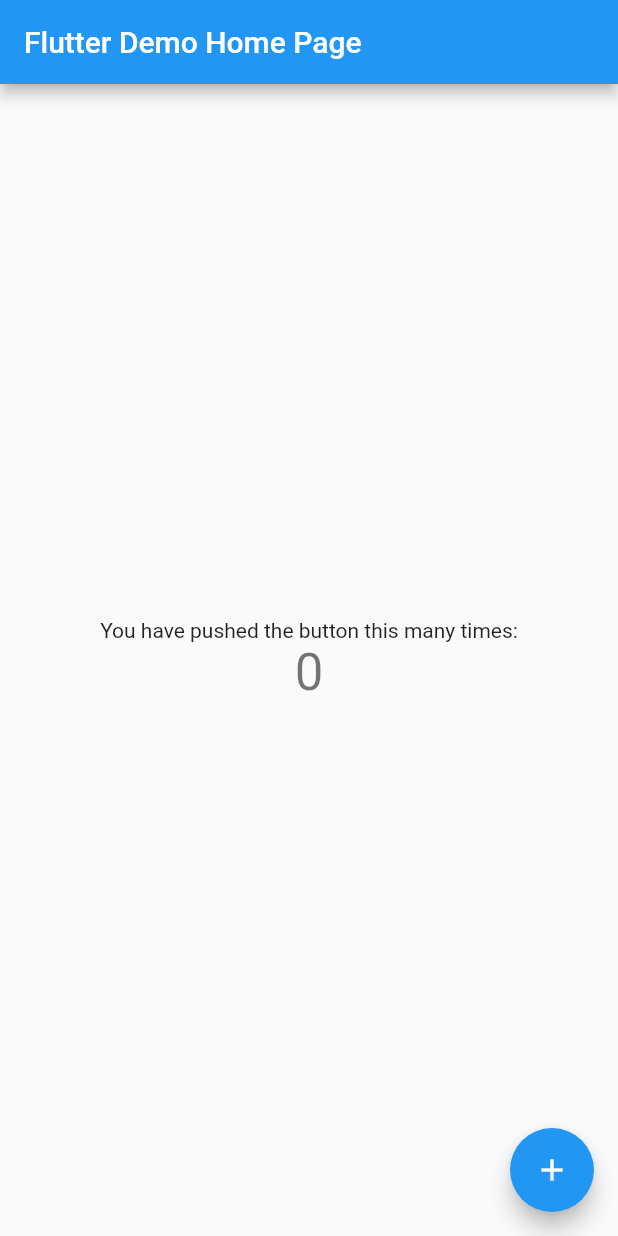
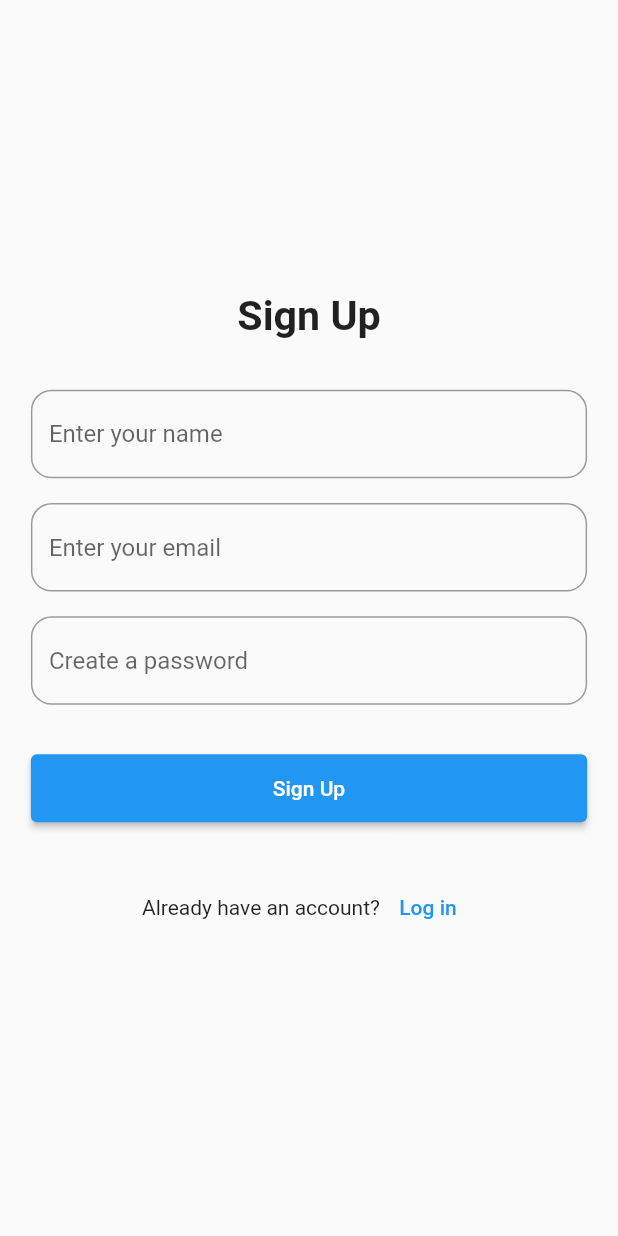
Before and after one commit to KevalTank/todo, a Flutter app: the screen it shows after launch, on a phone screen of 412 x 824 dp. Run offline on Flutter 3.47's test engine with Material 2 defaults, Android fonts, the phone set to English and light mode, and no system bars; our stand-ins replace firebase_auth, firebase_core, firebase_storage, shared_preferences, sizer; accounts and stored records are empty.

```diff
--- /dev/null
+++ b/lib/custom_widgets/custom_text_field.dart
@@ -0,0 +1,37 @@
+// ignore_for_file: must_be_immutable
+
+import 'package:flutter/material.dart';
+import 'package:sizer/sizer.dart';
+
+class CustomTextField extends StatelessWidget {
+  CustomTextField({
+    Key? key,
+    required this.controller,
+    this.hintText,
+    this.prefixIcon,
+    this.obscureText = false,
+    this.validator,
+  }) : super(key: key);
+
+  final String? hintText;
+  final Icon? prefixIcon;
+  final bool obscureText;
+  final TextEditingController controller;
+  String? Function(String?)? validator;
+
+  @override
+  Widget build(BuildContext context) {
+    return TextFormField(
+      obscureText: obscureText,
+      controller: controller,
+      validator: validator,
+      decoration: InputDecoration(
+        hintText: hintText,
+        prefixIcon: prefixIcon,
+        border: OutlineInputBorder(
+          borderRadius: BorderRadius.circular(10.sp),
+        ),
+      ),
+    );
+  }
+}
--- /dev/null
+++ b/lib/custom_widgets/validators.dart
@@ -0,0 +1,26 @@
+String? requiredValidator(String? value) {
+  if (value == null || value.isEmpty) {
+    return "Can't be empty";
+  }
+  return null;
+}
+
+String? validateEmail(String? value) {
+  if (value == null || value.isEmpty) {
+    return 'Please enter your email';
+  }
+  if (!RegExp(r'^[\w-.]+@([\w-]+\.)+[\w-]{2,4}$').hasMatch(value)) {
+    return 'Please enter a valid email';
+  }
+  return null;
+}
+
+String? validatePassword(String? value) {
+  if (value == null || value.isEmpty) {
+    return 'Please enter password';
+  }
+  if (value.length < 8) {
+    return 'Password must be at least 8 characters long';
+  }
+  return null;
+}
--- a/lib/main.dart
+++ b/lib/main.dart
@@ -1,67 +1,12 @@
 import 'package:flutter/material.dart';
+import 'package:todo/todo_app.dart';
+import 'package:firebase_core/firebase_core.dart';
+import 'firebase_options.dart';
 
-void main() {
-  runApp(const MyApp());
+void main() async {
+  WidgetsFlutterBinding.ensureInitialized();
+  await Firebase.initializeApp(
+    options: DefaultFirebaseOptions.currentPlatform,
+  );
+  runApp(const TodoApp());
 }
-
-class MyApp extends StatelessWidget {
-  const MyApp({super.key});
-
-  @override
-  Widget build(BuildContext context) {
-    return MaterialApp(
-      title: 'Flutter Demo',
-      theme: ThemeData(
-        primarySwatch: Colors.blue,
-      ),
-      home: const MyHomePage(title: 'Flutter Demo Home Page'),
-    );
-  }
-}
-
-class MyHomePage extends StatefulWidget {
-  const MyHomePage({super.key, required this.title});
-
-  final String title;
-
-  @override
-  State<MyHomePage> createState() => _MyHomePageState();
-}
-
-class _MyHomePageState extends State<MyHomePage> {
-  int _counter = 0;
-
-  void _incrementCounter() {
-    setState(() {
-      _counter++;
-    });
-  }
-
-  @override
-  Widget build(BuildContext context) {
-    return Scaffold(
-      appBar: AppBar(
-        title: Text(widget.title),
-      ),
-      body: Center(
-        child: Column(
-          mainAxisAlignment: MainAxisAlignment.center,
-          children: <Widget>[
-            const Text(
-              'You have pushed the button this many times:',
-            ),
-            Text(
-              '$_counter',
-              style: Theme.of(context).textTheme.headlineMedium,
-            ),
-          ],
-        ),
-      ),
-      floatingActionButton: FloatingActionButton(
-        onPressed: _incrementCounter,
-        tooltip: 'Increment',
-        child: const Icon(Icons.add),
-      ),
-    );
-  }
-}
--- /dev/null
+++ b/lib/models/user.dart
@@ -0,0 +1,55 @@
+import 'package:firebase_auth/firebase_auth.dart' as fa;
+
+class User {
+  const User({
+    this.id = '',
+    this.name = '',
+    this.email = '',
+    this.phoneNumber = '',
+    this.address = '',
+    this.aboutMe = '',
+  });
+
+  final String id;
+  final String name;
+  final String email;
+  final String phoneNumber;
+  final String address;
+  final String aboutMe;
+
+  static const empty = User(
+    name: '',
+    email: '',
+    phoneNumber: '',
+    address: '',
+    aboutMe: '',
+  );
+
+  User copyWith({
+    String? id,
+    String? name,
+    String? email,
+    String? phoneNumber,
+    String? address,
+    String? aboutMe,
+  }) {
+    return User(
+      name: name ?? this.name,
+      email: email ?? this.email,
+      phoneNumber: phoneNumber ?? this.phoneNumber,
+      address: address ?? this.address,
+      aboutMe: aboutMe ?? this.aboutMe,
+    );
+  }
+
+  factory User.fromFirebaseAuthUser({required fa.User authUser}) {
+    return empty.copyWith(
+      id: authUser.uid,
+      name: authUser.displayName ?? '',
+      email: authUser.email ?? '',
+      phoneNumber: authUser.phoneNumber ?? '',
+      address: '',
+      aboutMe: '',
+    );
+  }
+}
--- /dev/null
+++ b/lib/repository/auth_repository.dart
@@ -0,0 +1,24 @@
+part of 'todo_repository.dart';
+
+extension AuthRepository on TodoRepository {
+  Future<User> signUpWithEmailAndPassword({
+    required String email,
+    required String password,
+  }) async {
+    final fa.UserCredential userCredential =
+        await _firebaseAuth.createUserWithEmailAndPassword(
+      email: email,
+      password: password,
+    );
+    return User.fromFirebaseAuthUser(authUser: userCredential.user!);
+  }
+
+  Future<User> signInWithEmailAndPassword({
+    required String email,
+    required String password,
+  }) async {
+    final fa.UserCredential userCredential = await _firebaseAuth
+        .signInWithEmailAndPassword(email: email, password: password);
+    return User.fromFirebaseAuthUser(authUser: userCredential.user!);
+  }
+}
--- /dev/null
+++ b/lib/repository/todo_repository.dart
@@ -0,0 +1,18 @@
+import 'package:firebase_auth/firebase_auth.dart' as fa;
+import 'package:firebase_storage/firebase_storage.dart';
+import 'package:todo/models/user.dart';
+
+part 'auth_repository.dart';
+
+class TodoRepository {
+  TodoRepository._internal();
+
+  static final TodoRepository _todoRepository = TodoRepository._internal();
+
+  factory TodoRepository() {
+    return _todoRepository;
+  }
+
+  final fa.FirebaseAuth _firebaseAuth = fa.FirebaseAuth.instance;
+  final FirebaseStorage _firebaseStorage = FirebaseStorage.instance;
+}
--- /dev/null
+++ b/lib/screens/sign_up_screen.dart
@@ -0,0 +1,137 @@
+// ignore_for_file: use_build_context_synchronously
+
+import 'package:flutter/material.dart';
+import 'package:sizer/sizer.dart';
+import 'package:todo/custom_widgets/custom_text_field.dart';
+import 'package:todo/custom_widgets/validators.dart';
+import 'package:todo/models/user.dart';
+import 'package:todo/repository/todo_repository.dart';
+import 'package:todo/screens/home_screen.dart';
+
+class SignUpScreen extends StatefulWidget {
+  const SignUpScreen({Key? key}) : super(key: key);
+
+  @override
+  State<SignUpScreen> createState() => _SignUpScreenState();
+}
+
+class _SignUpScreenState extends State<SignUpScreen> {
+  final _formKey = GlobalKey<FormState>();
+  final TextEditingController _nameController = TextEditingController();
+  final TextEditingController _emailController = TextEditingController();
+  final TextEditingController _passwordController = TextEditingController();
+
+  final _todoRepository = TodoRepository();
+  User _user = const User();
+  bool loading = false;
+
+  @override
+  void dispose() {
+    _nameController.dispose();
+    _emailController.dispose();
+    _passwordController.dispose();
+    super.dispose();
+  }
+
+  void _signUp() async {
+    if (_formKey.currentState!.validate()) {
+      setState(() {
+        loading = true;
+      });
+      try {
+        _user = await _todoRepository.signUpWithEmailAndPassword(
+          email: _emailController.text.trim(),
+          password: _passwordController.text.trim(),
+        );
+        if (_user != User.empty) {
+          setState(() {
+            loading = false;
+          });
+          Navigator.of(context).pushReplacement(
+            MaterialPageRoute(
+              builder: (context) => const HomeScreen(),
+            ),
+          );
+        }
+      } catch (e) {
+        setState(() {
+          loading = false;
+        });
+        ScaffoldMessenger.of(context).showSnackBar(
+          SnackBar(
+            content: Text(e.toString()),
+          ),
+        );
+      }
+    }
+  }
+
+  @override
+  Widget build(BuildContext context) {
+    return Scaffold(
+      body: SafeArea(
+        child: Padding(
+          padding: EdgeInsets.symmetric(horizontal: 5.w),
+          child: Form(
+            key: _formKey,
+            child: Column(
+              mainAxisAlignment: MainAxisAlignment.center,
+              children: [
+                Text(
+                  'Sign Up',
+                  style: TextStyle(
+                    fontSize: 20.sp,
+                    fontWeight: FontWeight.bold,
+                  ),
+                ),
+                SizedBox(height: 4.h),
+                CustomTextField(
+                  controller: _nameController,
+                  hintText: 'Enter your name',
+                  validator: requiredValidator,
+                ),
+                SizedBox(height: 2.h),
+                CustomTextField(
+                  controller: _emailController,
+                  hintText: 'Enter your email',
+                  validator: validateEmail,
+                ),
+                SizedBox(height: 2.h),
+                CustomTextField(
+                  controller: _passwordController,
+                  hintText: 'Create a password',
+                  validator: validatePassword,
+                ),
+                SizedBox(height: 4.h),
+                SizedBox(
+                  height: 5.5.h,
+                  child: ElevatedButton(
+                    onPressed: _signUp,
+                    child: Center(
+                      child: loading
+                          ? const CircularProgressIndicator(color: Colors.white)
+                          : const Text('Sign Up'),
+                    ),
+                  ),
+                ),
+                SizedBox(height: 4.h),
+                Row(
+                  mainAxisAlignment: MainAxisAlignment.center,
+                  children: [
+                    const Text('Already have an account?'),
+                    TextButton(
+                      onPressed: () {
+                        // navigate to login screen
+                      },
+                      child: const Text('Log in'),
+                    ),
+                  ],
+                ),
+              ],
+            ),
+          ),
+        ),
+      ),
+    );
+  }
+}
--- /dev/null
+++ b/lib/todo_app.dart
@@ -0,0 +1,17 @@
+import 'package:flutter/material.dart';
+import 'package:sizer/sizer.dart';
+import 'package:todo/screens/sign_up_screen.dart';
+
+class TodoApp extends StatelessWidget {
+  const TodoApp({super.key});
+
+  @override
+  Widget build(BuildContext context) {
+    return Sizer(builder: (context, orientation, deviceType) {
+      return const MaterialApp(
+        title: 'Todo App',
+        home: SignUpScreen(),
+      );
+    });
+  }
+}
```
Also changed, not shown: lib/local_storage/shared_pref_helper.dart (added, +47 -0 lines), lib/screens/home_screen.dart (added, +13 -0 lines), pubspec.yaml (+8 -68 lines), lib/firebase_options.dart (added), pubspec.lock, 4 other files.
